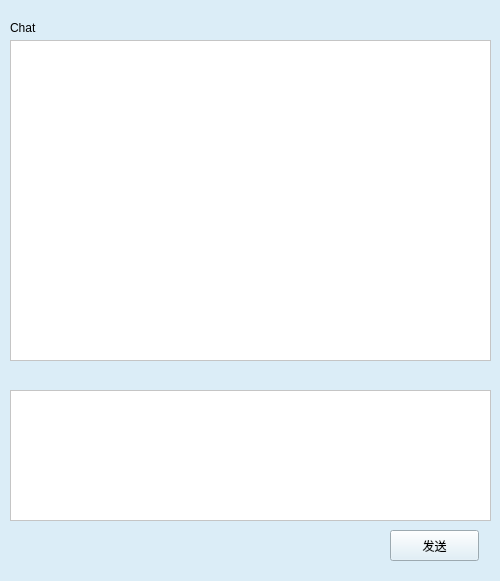
Above: client/ui/chatwindow.ui from pechpo/What-s-up before the change. Below: the same form after it.
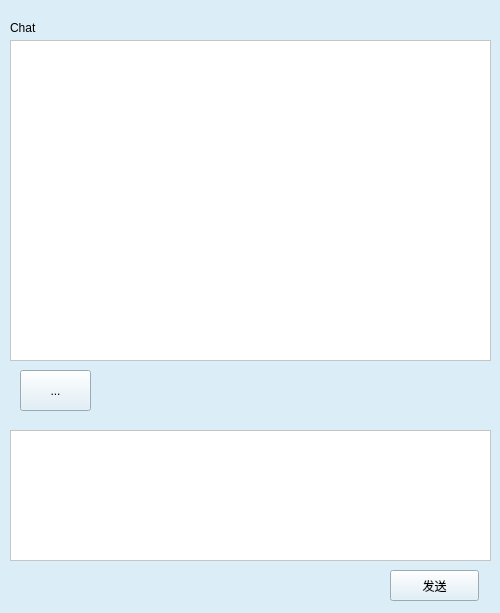
That is the form after the change.

The edit to the form file:
```diff
--- a/client/ui/chatwindow.ui
+++ b/client/ui/chatwindow.ui
@@ -7,7 +7,7 @@
     <x>0</x>
     <y>0</y>
     <width>500</width>
-    <height>581</height>
+    <height>613</height>
    </rect>
   </property>
   <property name="windowTitle">
@@ -33,7 +33,7 @@
    <property name="geometry">
     <rect>
      <x>10</x>
-     <y>390</y>
+     <y>430</y>
      <width>481</width>
      <height>131</height>
     </rect>
@@ -46,7 +46,7 @@
    <property name="geometry">
     <rect>
      <x>390</x>
-     <y>530</y>
+     <y>570</y>
      <width>89</width>
      <height>31</height>
     </rect>
@@ -68,6 +68,19 @@
     <string>Chat</string>
    </property>
   </widget>
+  <widget class="QToolButton" name="fileButton">
+   <property name="geometry">
+    <rect>
+     <x>20</x>
+     <y>370</y>
+     <width>71</width>
+     <height>41</height>
+    </rect>
+   </property>
+   <property name="text">
+    <string>...</string>
+   </property>
+  </widget>
  </widget>
  <resources/>
  <connections/>
```
